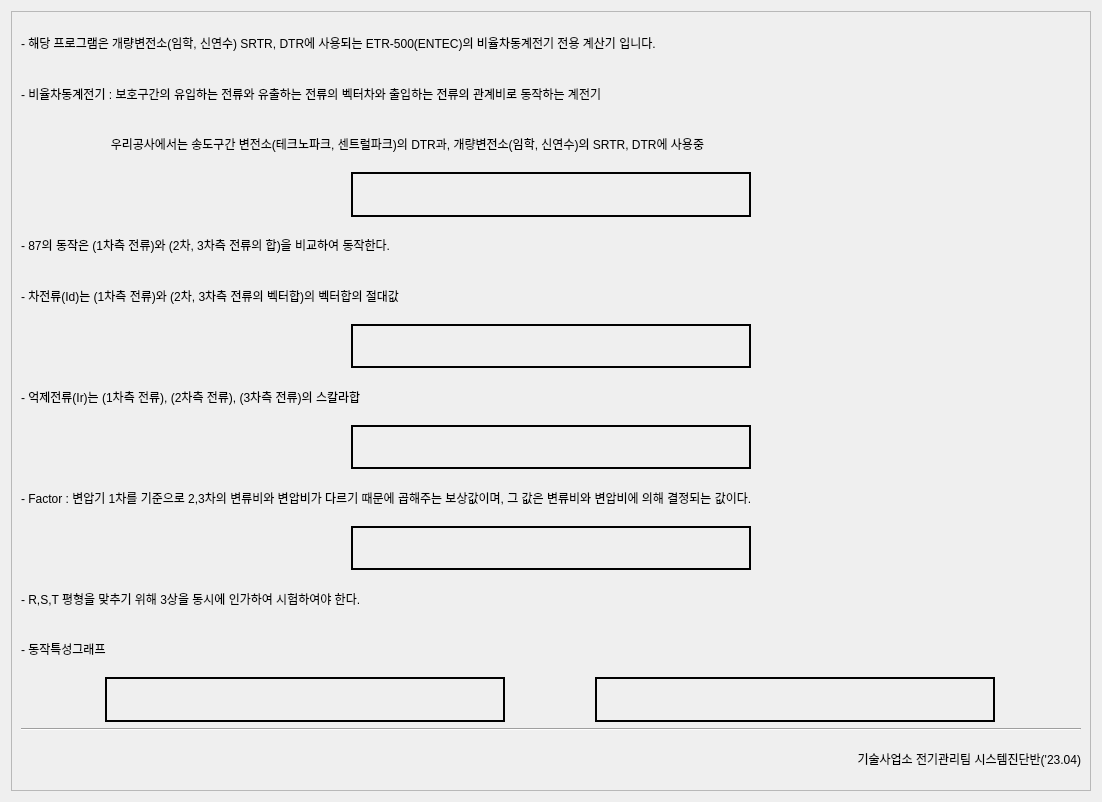
The window that dialog_expl.ui (beom-yun/imhak-87t) describes before a commit, drawn with Qt 5.
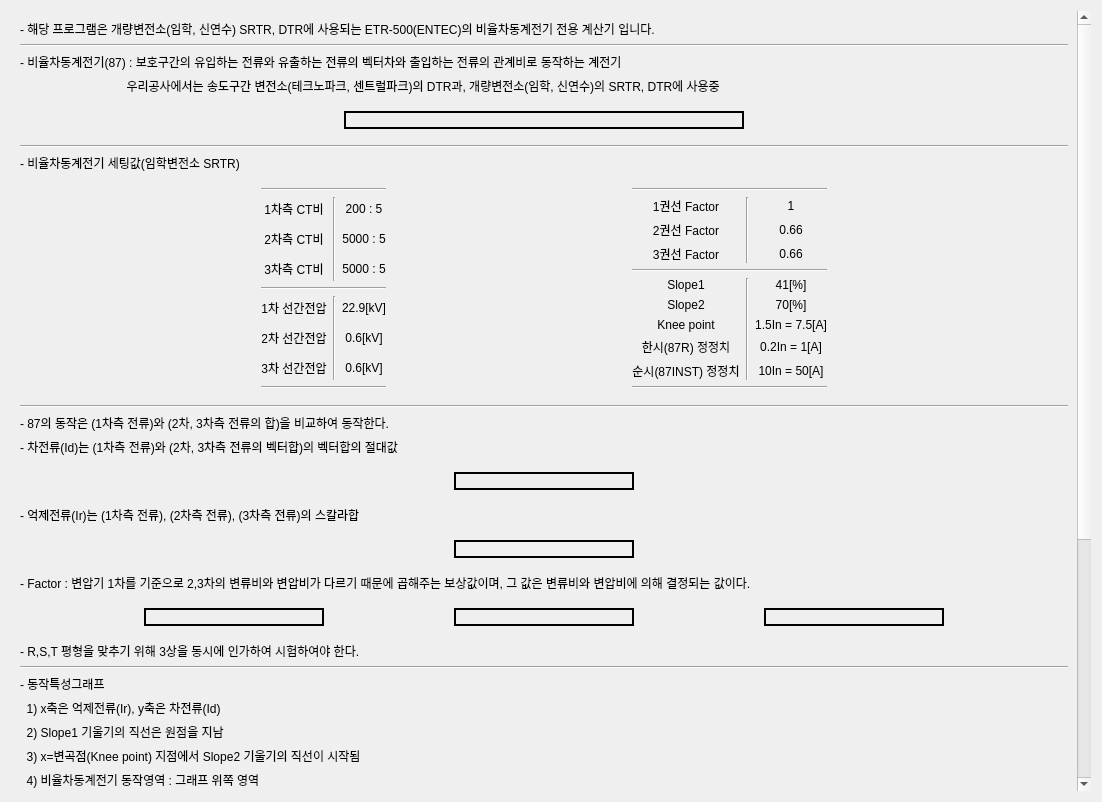
The same window after the commit. Icons and pictures are not drawn.

Commit message: Explanation Dialog 2

Diff of the .ui file:
```diff
--- a/dialog_expl.ui
+++ b/dialog_expl.ui
@@ -16,6 +16,9 @@
   <layout class="QGridLayout" name="gridLayout">
    <item row="0" column="0">
     <widget class="QScrollArea" name="scrollArea">
+     <property name="frameShape">
+      <enum>QFrame::NoFrame</enum>
+     </property>
      <property name="widgetResizable">
       <bool>true</bool>
      </property>
@@ -23,9 +26,9 @@
       <property name="geometry">
        <rect>
         <x>0</x>
-        <y>0</y>
-        <width>1078</width>
-        <height>778</height>
+        <y>-585</y>
+        <width>1059</width>
+        <height>2013</height>
        </rect>
       </property>
       <layout class="QVBoxLayout" name="verticalLayout">
@@ -34,24 +37,46 @@
          <property name="text">
           <string>- 해당 프로그램은 개량변전소(임학, 신연수) SRTR, DTR에 사용되는 ETR-500(ENTEC)의 비율차동계전기 전용 계산기 입니다.</string>
          </property>
+         <property name="margin">
+          <number>5</number>
+         </property>
+        </widget>
+       </item>
+       <item>
+        <widget class="Line" name="line_13">
+         <property name="orientation">
+          <enum>Qt::Horizontal</enum>
+         </property>
         </widget>
        </item>
        <item>
         <widget class="QLabel" name="label">
          <property name="text">
-          <string>- 비율차동계전기 : 보호구간의 유입하는 전류와 유출하는 전류의 벡터차와 출입하는 전류의 관계비로 동작하는 계전기</string>
+          <string>- 비율차동계전기(87) : 보호구간의 유입하는 전류와 유출하는 전류의 벡터차와 출입하는 전류의 관계비로 동작하는 계전기</string>
+         </property>
+         <property name="margin">
+          <number>5</number>
          </property>
         </widget>
        </item>
        <item>
         <widget class="QLabel" name="label_2">
          <property name="text">
-          <string>                           우리공사에서는 송도구간 변전소(테크노파크, 센트럴파크)의 DTR과, 개량변전소(임학, 신연수)의 SRTR, DTR에 사용중</string>
+          <string>                                우리공사에서는 송도구간 변전소(테크노파크, 센트럴파크)의 DTR과, 개량변전소(임학, 신연수)의 SRTR, DTR에 사용중</string>
+         </property>
+         <property name="margin">
+          <number>5</number>
          </property>
         </widget>
        </item>
        <item>
         <layout class="QHBoxLayout" name="horizontalLayout">
+         <property name="topMargin">
+          <number>10</number>
+         </property>
+         <property name="bottomMargin">
+          <number>10</number>
+         </property>
          <item>
           <widget class="QLabel" name="label_4">
            <property name="sizePolicy">
@@ -85,11 +110,445 @@
          </item>
         </layout>
        </item>
+       <item>
+        <widget class="Line" name="line_14">
+         <property name="orientation">
+          <enum>Qt::Horizontal</enum>
+         </property>
+        </widget>
+       </item>
        <item>
         <widget class="QLabel" name="label_5">
          <property name="text">
+          <string>- 비율차동계전기 세팅값(임학변전소 SRTR)</string>
+         </property>
+         <property name="margin">
+          <number>5</number>
+         </property>
+        </widget>
+       </item>
+       <item>
+        <layout class="QHBoxLayout" name="horizontalLayout_12">
+         <property name="topMargin">
+          <number>10</number>
+         </property>
+         <property name="bottomMargin">
+          <number>10</number>
+         </property>
+         <item>
+          <spacer name="horizontalSpacer_4">
+           <property name="orientation">
+            <enum>Qt::Horizontal</enum>
+           </property>
+           <property name="sizeHint" stdset="0">
+            <size>
+             <width>40</width>
+             <height>20</height>
+            </size>
+           </property>
+          </spacer>
+         </item>
+         <item>
+          <layout class="QGridLayout" name="gridLayout_4">
+           <item row="0" column="0" colspan="3">
+            <widget class="Line" name="line_9">
+             <property name="orientation">
+              <enum>Qt::Horizontal</enum>
+             </property>
+            </widget>
+           </item>
+           <item row="5" column="1" rowspan="3">
+            <widget class="Line" name="line_5">
+             <property name="orientation">
+              <enum>Qt::Vertical</enum>
+             </property>
+            </widget>
+           </item>
+           <item row="1" column="2">
+            <widget class="QLabel" name="label_56">
+             <property name="text">
+              <string>200 : 5</string>
+             </property>
+             <property name="alignment">
+              <set>Qt::AlignCenter</set>
+             </property>
+            </widget>
+           </item>
+           <item row="4" column="0" colspan="3">
+            <widget class="Line" name="line_4">
+             <property name="orientation">
+              <enum>Qt::Horizontal</enum>
+             </property>
+            </widget>
+           </item>
+           <item row="2" column="0">
+            <widget class="QLabel" name="label_58">
+             <property name="text">
+              <string>2차측 CT비</string>
+             </property>
+             <property name="alignment">
+              <set>Qt::AlignCenter</set>
+             </property>
+            </widget>
+           </item>
+           <item row="3" column="0">
+            <widget class="QLabel" name="label_59">
+             <property name="text">
+              <string>3차측 CT비</string>
+             </property>
+             <property name="alignment">
+              <set>Qt::AlignCenter</set>
+             </property>
+            </widget>
+           </item>
+           <item row="3" column="2">
+            <widget class="QLabel" name="label_61">
+             <property name="text">
+              <string>5000 : 5</string>
+             </property>
+             <property name="alignment">
+              <set>Qt::AlignCenter</set>
+             </property>
+            </widget>
+           </item>
+           <item row="2" column="2">
+            <widget class="QLabel" name="label_60">
+             <property name="text">
+              <string>5000 : 5</string>
+             </property>
+             <property name="alignment">
+              <set>Qt::AlignCenter</set>
+             </property>
+            </widget>
+           </item>
+           <item row="5" column="0">
+            <widget class="QLabel" name="label_66">
+             <property name="text">
+              <string>1차 선간전압</string>
+             </property>
+             <property name="alignment">
+              <set>Qt::AlignCenter</set>
+             </property>
+            </widget>
+           </item>
+           <item row="7" column="0">
+            <widget class="QLabel" name="label_68">
+             <property name="text">
+              <string>3차 선간전압</string>
+             </property>
+             <property name="alignment">
+              <set>Qt::AlignCenter</set>
+             </property>
+            </widget>
+           </item>
+           <item row="6" column="0">
+            <widget class="QLabel" name="label_67">
+             <property name="text">
+              <string>2차 선간전압</string>
+             </property>
+             <property name="alignment">
+              <set>Qt::AlignCenter</set>
+             </property>
+            </widget>
+           </item>
+           <item row="7" column="2">
+            <widget class="QLabel" name="label_71">
+             <property name="text">
+              <string>0.6[kV]</string>
+             </property>
+             <property name="alignment">
+              <set>Qt::AlignCenter</set>
+             </property>
+            </widget>
+           </item>
+           <item row="5" column="2">
+            <widget class="QLabel" name="label_69">
+             <property name="text">
+              <string>22.9[kV]</string>
+             </property>
+             <property name="alignment">
+              <set>Qt::AlignCenter</set>
+             </property>
+            </widget>
+           </item>
+           <item row="6" column="2">
+            <widget class="QLabel" name="label_70">
+             <property name="text">
+              <string>0.6[kV]</string>
+             </property>
+             <property name="alignment">
+              <set>Qt::AlignCenter</set>
+             </property>
+            </widget>
+           </item>
+           <item row="1" column="0">
+            <widget class="QLabel" name="label_53">
+             <property name="text">
+              <string>1차측 CT비</string>
+             </property>
+             <property name="alignment">
+              <set>Qt::AlignCenter</set>
+             </property>
+            </widget>
+           </item>
+           <item row="1" column="1" rowspan="3">
+            <widget class="Line" name="line_3">
+             <property name="orientation">
+              <enum>Qt::Vertical</enum>
+             </property>
+            </widget>
+           </item>
+           <item row="8" column="0" colspan="3">
+            <widget class="Line" name="line_10">
+             <property name="orientation">
+              <enum>Qt::Horizontal</enum>
+             </property>
+            </widget>
+           </item>
+          </layout>
+         </item>
+         <item>
+          <spacer name="horizontalSpacer_6">
+           <property name="orientation">
+            <enum>Qt::Horizontal</enum>
+           </property>
+           <property name="sizeHint" stdset="0">
+            <size>
+             <width>40</width>
+             <height>20</height>
+            </size>
+           </property>
+          </spacer>
+         </item>
+         <item>
+          <layout class="QGridLayout" name="gridLayout_6">
+           <item row="3" column="0">
+            <widget class="QLabel" name="label_63">
+             <property name="text">
+              <string>3권선 Factor</string>
+             </property>
+             <property name="alignment">
+              <set>Qt::AlignCenter</set>
+             </property>
+            </widget>
+           </item>
+           <item row="2" column="0">
+            <widget class="QLabel" name="label_62">
+             <property name="text">
+              <string>2권선 Factor</string>
+             </property>
+             <property name="alignment">
+              <set>Qt::AlignCenter</set>
+             </property>
+            </widget>
+           </item>
+           <item row="3" column="2">
+            <widget class="QLabel" name="label_65">
+             <property name="text">
+              <string>0.66</string>
+             </property>
+             <property name="alignment">
+              <set>Qt::AlignCenter</set>
+             </property>
+            </widget>
+           </item>
+           <item row="2" column="2">
+            <widget class="QLabel" name="label_64">
+             <property name="text">
+              <string>0.66</string>
+             </property>
+             <property name="alignment">
+              <set>Qt::AlignCenter</set>
+             </property>
+            </widget>
+           </item>
+           <item row="0" column="0" colspan="3">
+            <widget class="Line" name="line_11">
+             <property name="orientation">
+              <enum>Qt::Horizontal</enum>
+             </property>
+            </widget>
+           </item>
+           <item row="1" column="1" rowspan="3">
+            <widget class="Line" name="line_6">
+             <property name="orientation">
+              <enum>Qt::Vertical</enum>
+             </property>
+            </widget>
+           </item>
+           <item row="5" column="1" rowspan="5">
+            <widget class="Line" name="line_8">
+             <property name="orientation">
+              <enum>Qt::Vertical</enum>
+             </property>
+            </widget>
+           </item>
+           <item row="4" column="0" colspan="3">
+            <widget class="Line" name="line_7">
+             <property name="orientation">
+              <enum>Qt::Horizontal</enum>
+             </property>
+            </widget>
+           </item>
+           <item row="1" column="2">
+            <widget class="QLabel" name="label_57">
+             <property name="text">
+              <string>1</string>
+             </property>
+             <property name="alignment">
+              <set>Qt::AlignCenter</set>
+             </property>
+            </widget>
+           </item>
+           <item row="9" column="0">
+            <widget class="QLabel" name="label_76">
+             <property name="text">
+              <string>순시(87INST) 정정치</string>
+             </property>
+             <property name="alignment">
+              <set>Qt::AlignCenter</set>
+             </property>
+            </widget>
+           </item>
+           <item row="7" column="0">
+            <widget class="QLabel" name="label_74">
+             <property name="text">
+              <string>Knee point</string>
+             </property>
+             <property name="alignment">
+              <set>Qt::AlignCenter</set>
+             </property>
+            </widget>
+           </item>
+           <item row="5" column="0">
+            <widget class="QLabel" name="label_72">
+             <property name="text">
+              <string>Slope1</string>
+             </property>
+             <property name="alignment">
+              <set>Qt::AlignCenter</set>
+             </property>
+            </widget>
+           </item>
+           <item row="6" column="0">
+            <widget class="QLabel" name="label_73">
+             <property name="text">
+              <string>Slope2</string>
+             </property>
+             <property name="alignment">
+              <set>Qt::AlignCenter</set>
+             </property>
+            </widget>
+           </item>
+           <item row="8" column="0">
+            <widget class="QLabel" name="label_75">
+             <property name="text">
+              <string>한시(87R) 정정치</string>
+             </property>
+             <property name="alignment">
+              <set>Qt::AlignCenter</set>
+             </property>
+            </widget>
+           </item>
+           <item row="1" column="0">
+            <widget class="QLabel" name="label_55">
+             <property name="text">
+              <string>1권선 Factor</string>
+             </property>
+             <property name="alignment">
+              <set>Qt::AlignCenter</set>
+             </property>
+            </widget>
+           </item>
+           <item row="6" column="2">
+            <widget class="QLabel" name="label_78">
+             <property name="text">
+              <string>70[%]</string>
+             </property>
+             <property name="alignment">
+              <set>Qt::AlignCenter</set>
+             </property>
+            </widget>
+           </item>
+           <item row="5" column="2">
+            <widget class="QLabel" name="label_77">
+             <property name="text">
+              <string>41[%]</string>
+             </property>
+             <property name="alignment">
+              <set>Qt::AlignCenter</set>
+             </property>
+            </widget>
+           </item>
+           <item row="7" column="2">
+            <widget class="QLabel" name="label_79">
+             <property name="text">
+              <string>1.5In = 7.5[A]</string>
+             </property>
+             <property name="alignment">
+              <set>Qt::AlignCenter</set>
+             </property>
+            </widget>
+           </item>
+           <item row="8" column="2">
+            <widget class="QLabel" name="label_80">
+             <property name="text">
+              <string>0.2In = 1[A]</string>
+             </property>
+             <property name="alignment">
+              <set>Qt::AlignCenter</set>
+             </property>
+            </widget>
+           </item>
+           <item row="9" column="2">
+            <widget class="QLabel" name="label_81">
+             <property name="text">
+              <string>10In = 50[A]</string>
+             </property>
+             <property name="alignment">
+              <set>Qt::AlignCenter</set>
+             </property>
+            </widget>
+           </item>
+           <item row="10" column="0" colspan="3">
+            <widget class="Line" name="line_12">
+             <property name="orientation">
+              <enum>Qt::Horizontal</enum>
+             </property>
+            </widget>
+           </item>
+          </layout>
+         </item>
+         <item>
+          <spacer name="horizontalSpacer_5">
+           <property name="orientation">
+            <enum>Qt::Horizontal</enum>
+           </property>
+           <property name="sizeHint" stdset="0">
+            <size>
+             <width>40</width>
+             <height>20</height>
+            </size>
+           </property>
+          </spacer>
+         </item>
+        </layout>
+       </item>
+       <item>
+        <widget class="Line" name="line_15">
+         <property name="orientation">
+          <enum>Qt::Horizontal</enum>
+         </property>
+        </widget>
+       </item>
+       <item>
+        <widget class="QLabel" name="label_16">
+         <property name="text">
           <string>- 87의 동작은 (1차측 전류)와 (2차, 3차측 전류의 합)을 비교하여 동작한다.</string>
          </property>
+         <property name="margin">
+          <number>5</number>
+         </property>
         </widget>
        </item>
        <item>
@@ -97,16 +556,25 @@
          <property name="text">
           <string>- 차전류(Id)는 (1차측 전류)와 (2차, 3차측 전류의 벡터합)의 벡터합의 절대값</string>
          </property>
+         <property name="margin">
+          <number>5</number>
+         </property>
         </widget>
        </item>
        <item>
         <layout class="QHBoxLayout" name="horizontalLayout_2">
+         <property name="topMargin">
+          <number>10</number>
+         </property>
+         <property name="bottomMargin">
+          <number>10</number>
+         </property>
          <item>
           <widget class="QLabel" name="label_13">
            <property name="maximumSize">
             <size>
-             <width>400</width>
-             <height>200</height>
+             <width>180</width>
+             <height>100</height>
             </size>
            </property>
            <property name="frameShape">
@@ -115,12 +583,18 @@
            <property name="text">
             <string/>
            </property>
+           <property name="pixmap">
+            <pixmap>photos/4.png</pixmap>
+           </property>
            <property name="scaledContents">
             <bool>true</bool>
            </property>
            <property name="alignment">
             <set>Qt::AlignCenter</set>
            </property>
+           <property name="margin">
+            <number>10</number>
+           </property>
           </widget>
          </item>
         </layout>
@@ -130,16 +604,25 @@
          <property name="text">
           <string>- 억제전류(Ir)는 (1차측 전류), (2차측 전류), (3차측 전류)의 스칼라합</string>
          </property>
+         <property name="margin">
+          <number>5</number>
+         </property>
         </widget>
        </item>
        <item>
         <layout class="QHBoxLayout" name="horizontalLayout_3">
+         <property name="topMargin">
+          <number>10</number>
+         </property>
+         <property name="bottomMargin">
+          <number>10</number>
+         </property>
          <item>
           <widget class="QLabel" name="label_14">
            <property name="maximumSize">
             <size>
-             <width>400</width>
-             <height>200</height>
+             <width>180</width>
+             <height>100</height>
             </size>
            </property>
            <property name="frameShape">
@@ -148,12 +631,18 @@
            <property name="text">
             <string/>
            </property>
+           <property name="pixmap">
+            <pixmap>photos/5.png</pixmap>
+           </property>
            <property name="scaledContents">
             <bool>true</bool>
            </property>
            <property name="alignment">
             <set>Qt::AlignCenter</set>
            </property>
+           <property name="margin">
+            <number>10</number>
+           </property>
           </widget>
          </item>
         </layout>
@@ -163,16 +652,25 @@
          <property name="text">
           <string>- Factor : 변압기 1차를 기준으로 2,3차의 변류비와 변압비가 다르기 때문에 곱해주는 보상값이며, 그 값은 변류비와 변압비에 의해 결정되는 값이다.</string>
          </property>
+         <property name="margin">
+          <number>5</number>
+         </property>
         </widget>
        </item>
        <item>
         <layout class="QHBoxLayout" name="horizontalLayout_4">
+         <property name="topMargin">
+          <number>10</number>
+         </property>
+         <property name="bottomMargin">
+          <number>10</number>
+         </property>
          <item>
-          <widget class="QLabel" name="label_15">
+          <widget class="QLabel" name="label_21">
            <property name="maximumSize">
             <size>
-             <width>400</width>
-             <height>200</height>
+             <width>180</width>
+             <height>100</height>
             </size>
            </property>
            <property name="frameShape">
@@ -181,11 +679,73 @@
            <property name="text">
             <string/>
            </property>
+           <property name="pixmap">
+            <pixmap>photos/5.png</pixmap>
+           </property>
            <property name="scaledContents">
             <bool>true</bool>
            </property>
            <property name="alignment">
             <set>Qt::AlignCenter</set>
+           </property>
+           <property name="margin">
+            <number>10</number>
+           </property>
+          </widget>
+         </item>
+         <item>
+          <widget class="QLabel" name="label_20">
+           <property name="maximumSize">
+            <size>
+             <width>180</width>
+             <height>100</height>
+            </size>
+           </property>
+           <property name="frameShape">
+            <enum>QFrame::WinPanel</enum>
+           </property>
+           <property name="text">
+            <string/>
+           </property>
+           <property name="pixmap">
+            <pixmap>photos/5.png</pixmap>
+           </property>
+           <property name="scaledContents">
+            <bool>true</bool>
+           </property>
+           <property name="alignment">
+            <set>Qt::AlignCenter</set>
+           </property>
+           <property name="margin">
+            <number>10</number>
+           </property>
+          </widget>
+         </item>
+         <item>
+          <widget class="QLabel" name="label_19">
+           <property name="maximumSize">
+            <size>
+             <width>180</width>
+             <height>100</height>
+            </size>
+           </property>
+           <property name="frameShape">
+            <enum>QFrame::WinPanel</enum>
+           </property>
+           <property name="text">
+            <string/>
+           </property>
+           <property name="pixmap">
+            <pixmap>photos/5.png</pixmap>
+           </property>
+           <property name="scaledContents">
+            <bool>true</bool>
+           </property>
+           <property name="alignment">
+            <set>Qt::AlignCenter</set>
+           </property>
+           <property name="margin">
+            <number>10</number>
            </property>
           </widget>
          </item>
@@ -196,6 +756,16 @@
          <property name="text">
           <string>- R,S,T 평형을 맞추기 위해 3상을 동시에 인가하여 시험하여야 한다.</string>
          </property>
+         <property name="margin">
+          <number>5</number>
+         </property>
+        </widget>
+       </item>
+       <item>
+        <widget class="Line" name="line_16">
+         <property name="orientation">
+          <enum>Qt::Horizontal</enum>
+         </property>
         </widget>
        </item>
        <item>
@@ -203,10 +773,59 @@
          <property name="text">
           <string>- 동작특성그래프</string>
          </property>
+         <property name="margin">
+          <number>5</number>
+         </property>
+        </widget>
+       </item>
+       <item>
+        <widget class="QLabel" name="label_15">
+         <property name="text">
+          <string>  1) x축은 억제전류(Ir), y축은 차전류(Id)</string>
+         </property>
+         <property name="margin">
+          <number>5</number>
+         </property>
+        </widget>
+       </item>
+       <item>
+        <widget class="QLabel" name="label_22">
+         <property name="text">
+          <string>  2) Slope1 기울기의 직선은 원점을 지남</string>
+         </property>
+         <property name="margin">
+          <number>5</number>
+         </property>
+        </widget>
+       </item>
+       <item>
+        <widget class="QLabel" name="label_41">
+         <property name="text">
+          <string>  3) x=변곡점(Knee point) 지점에서 Slope2 기울기의 직선이 시작됨</string>
+         </property>
+         <property name="margin">
+          <number>5</number>
+         </property>
+        </widget>
+       </item>
+       <item>
+        <widget class="QLabel" name="label_42">
+         <property name="text">
+          <string>  4) 비율차동계전기 동작영역 : 그래프 위쪽 영역</string>
+         </property>
+         <property name="margin">
+          <number>5</number>
+         </property>
         </widget>
        </item>
        <item>
         <layout class="QHBoxLayout" name="horizontalLayout_5">
+         <property name="topMargin">
+          <number>10</number>
+         </property>
+         <property name="bottomMargin">
+          <number>10</number>
+         </property>
          <item>
           <widget class="QLabel" name="label_17">
            <property name="sizePolicy">
@@ -238,39 +857,234 @@
            </property>
           </widget>
          </item>
+        </layout>
+       </item>
+       <item>
+        <widget class="QLabel" name="label_43">
+         <property name="text">
+          <string>- 개량변전소, 송도구간변전소 87T의 비교</string>
+         </property>
+         <property name="margin">
+          <number>5</number>
+         </property>
+        </widget>
+       </item>
+       <item>
+        <widget class="QLabel" name="label_48">
+         <property name="text">
+          <string>   최근 일부 변압기 보호용 비율차동 계전기는 송도구간 그래프와 같은 변형된 동작영역을 사용한다.</string>
+         </property>
+         <property name="margin">
+          <number>5</number>
+         </property>
+        </widget>
+       </item>
+       <item>
+        <widget class="QLabel" name="label_49">
+         <property name="text">
+          <string>   변형된 전류비율차동 동작영역은 Slope1과 Slope2사이에 일정한 옵셋을 두는 특성이 있는데, 이것은 일반적인 비율차동 동작영역 보다 대전류</string>
+         </property>
+         <property name="margin">
+          <number>5</number>
+         </property>
+        </widget>
+       </item>
+       <item>
+        <widget class="QLabel" name="label_50">
+         <property name="text">
+          <string>   영역에서 계전기의 동작감도를 더 낮게 하여, 변류기 포화에 의한 오동작을 최대한 방지하기 위한 것으로 판단된다.</string>
+         </property>
+         <property name="margin">
+          <number>5</number>
+         </property>
+        </widget>
+       </item>
+       <item>
+        <layout class="QHBoxLayout" name="horizontalLayout_11">
+         <property name="topMargin">
+          <number>10</number>
+         </property>
+         <property name="bottomMargin">
+          <number>10</number>
+         </property>
          <item>
-          <widget class="QLabel" name="label_16">
-           <property name="sizePolicy">
-            <sizepolicy hsizetype="Fixed" vsizetype="Fixed">
-             <horstretch>0</horstretch>
-             <verstretch>0</verstretch>
-            </sizepolicy>
+          <spacer name="horizontalSpacer">
+           <property name="orientation">
+            <enum>Qt::Horizontal</enum>
            </property>
-           <property name="maximumSize">
+           <property name="sizeHint" stdset="0">
             <size>
-             <width>400</width>
-             <height>250</height>
+             <width>40</width>
+             <height>20</height>
             </size>
            </property>
-           <property name="frameShape">
-            <enum>QFrame::WinPanel</enum>
+          </spacer>
+         </item>
+         <item>
+          <layout class="QVBoxLayout" name="verticalLayout_5">
+           <item>
+            <widget class="QLabel" name="label_44">
+             <property name="sizePolicy">
+              <sizepolicy hsizetype="Fixed" vsizetype="Fixed">
+               <horstretch>0</horstretch>
+               <verstretch>0</verstretch>
+              </sizepolicy>
+             </property>
+             <property name="maximumSize">
+              <size>
+               <width>400</width>
+               <height>250</height>
+              </size>
+             </property>
+             <property name="frameShape">
+              <enum>QFrame::WinPanel</enum>
+             </property>
+             <property name="text">
+              <string/>
+             </property>
+             <property name="pixmap">
+              <pixmap>photos/3.jpg</pixmap>
+             </property>
+             <property name="scaledContents">
+              <bool>true</bool>
+             </property>
+             <property name="alignment">
+              <set>Qt::AlignCenter</set>
+             </property>
+            </widget>
+           </item>
+           <item>
+            <widget class="QLabel" name="label_45">
+             <property name="text">
+              <string>임학,신연수변전소 87T(ETR-500)</string>
+             </property>
+             <property name="alignment">
+              <set>Qt::AlignCenter</set>
+             </property>
+            </widget>
+           </item>
+          </layout>
+         </item>
+         <item>
+          <spacer name="horizontalSpacer_3">
+           <property name="orientation">
+            <enum>Qt::Horizontal</enum>
            </property>
-           <property name="text">
-            <string/>
+           <property name="sizeHint" stdset="0">
+            <size>
+             <width>40</width>
+             <height>20</height>
+            </size>
            </property>
-           <property name="pixmap">
-            <pixmap>photos/3.jpg</pixmap>
+          </spacer>
+         </item>
+         <item>
+          <layout class="QVBoxLayout" name="verticalLayout_6">
+           <item>
+            <widget class="QLabel" name="label_46">
+             <property name="sizePolicy">
+              <sizepolicy hsizetype="Fixed" vsizetype="Fixed">
+               <horstretch>0</horstretch>
+               <verstretch>0</verstretch>
+              </sizepolicy>
+             </property>
+             <property name="maximumSize">
+              <size>
+               <width>400</width>
+               <height>250</height>
+              </size>
+             </property>
+             <property name="frameShape">
+              <enum>QFrame::WinPanel</enum>
+             </property>
+             <property name="text">
+              <string/>
+             </property>
+             <property name="pixmap">
+              <pixmap>photos/7.jpg</pixmap>
+             </property>
+             <property name="scaledContents">
+              <bool>true</bool>
+             </property>
+             <property name="alignment">
+              <set>Qt::AlignCenter</set>
+             </property>
+            </widget>
+           </item>
+           <item>
+            <widget class="QLabel" name="label_47">
+             <property name="text">
+              <string>테크노,센트럴파크변전소(GIPAM-2000)</string>
+             </property>
+             <property name="alignment">
+              <set>Qt::AlignCenter</set>
+             </property>
+            </widget>
+           </item>
+          </layout>
+         </item>
+         <item>
+          <spacer name="horizontalSpacer_2">
+           <property name="orientation">
+            <enum>Qt::Horizontal</enum>
            </property>
-           <property name="scaledContents">
-            <bool>true</bool>
+           <property name="sizeHint" stdset="0">
+            <size>
+             <width>40</width>
+             <height>20</height>
+            </size>
            </property>
-           <property name="alignment">
-            <set>Qt::AlignCenter</set>
-           </property>
-          </widget>
+          </spacer>
          </item>
         </layout>
        </item>
+       <item>
+        <widget class="Line" name="line_17">
+         <property name="orientation">
+          <enum>Qt::Horizontal</enum>
+         </property>
+        </widget>
+       </item>
+       <item>
+        <widget class="QLabel" name="label_51">
+         <property name="text">
+          <string>- [동작예시 1]</string>
+         </property>
+         <property name="margin">
+          <number>5</number>
+         </property>
+        </widget>
+       </item>
+       <item>
+        <widget class="QLabel" name="label_52">
+         <property name="text">
+          <string>- [동작예시 2]</string>
+         </property>
+         <property name="margin">
+          <number>5</number>
+         </property>
+        </widget>
+       </item>
+       <item>
+        <widget class="QLabel" name="label_82">
+         <property name="text">
+          <string>- [동작예시 3]</string>
+         </property>
+         <property name="margin">
+          <number>5</number>
+         </property>
+        </widget>
+       </item>
+       <item>
+        <widget class="QLabel" name="label_83">
+         <property name="text">
+          <string>- [동작예시 4]</string>
+         </property>
+         <property name="margin">
+          <number>5</number>
+         </property>
+        </widget>
+       </item>
        <item>
         <widget class="Line" name="line">
          <property name="orientation">
@@ -279,12 +1093,12 @@
         </widget>
        </item>
        <item>
-        <widget class="QLabel" name="label_18">
+        <widget class="QPushButton" name="btn_system">
          <property name="text">
           <string>기술사업소 전기관리팀 시스템진단반('23.04)</string>
          </property>
-         <property name="alignment">
-          <set>Qt::AlignRight|Qt::AlignTrailing|Qt::AlignVCenter</set>
+         <property name="flat">
+          <bool>true</bool>
          </property>
         </widget>
        </item>
```
The commit also changes 6 other files.
